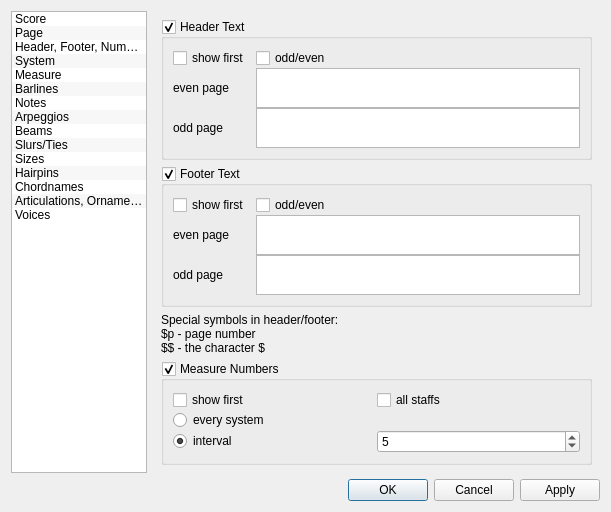
musescore/musescore-old, file mscore/mscore/editstyle.ui: the form before one commit.
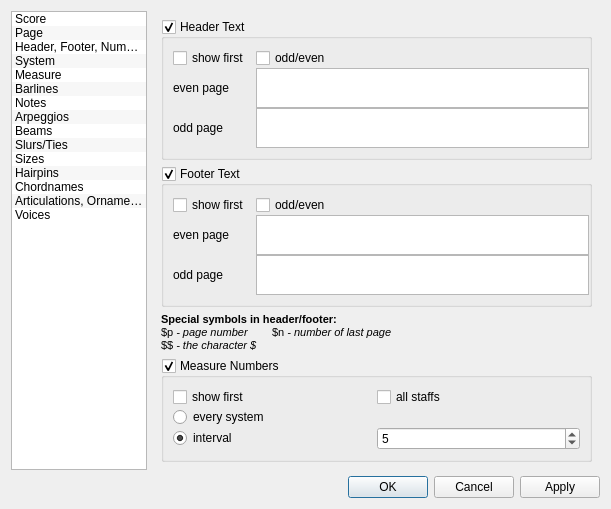
The form after the commit. Icons and pictures are not drawn.

The edit to the form file:
```diff
--- a/mscore/mscore/editstyle.ui
+++ b/mscore/mscore/editstyle.ui
@@ -748,6 +748,9 @@
           <bool>true</bool>
          </property>
          <layout class="QGridLayout" name="gridLayout_5">
+          <property name="rightMargin">
+           <number>0</number>
+          </property>
           <property name="verticalSpacing">
            <number>0</number>
           </property>
@@ -838,6 +841,9 @@
           <bool>true</bool>
          </property>
          <layout class="QGridLayout" name="gridLayout_6">
+          <property name="rightMargin">
+           <number>0</number>
+          </property>
           <property name="verticalSpacing">
            <number>0</number>
           </property>
@@ -899,9 +905,9 @@
 &lt;html&gt;&lt;head&gt;&lt;meta name=&quot;qrichtext&quot; content=&quot;1&quot; /&gt;&lt;style type=&quot;text/css&quot;&gt;
 p, li { white-space: pre-wrap; }
 &lt;/style&gt;&lt;/head&gt;&lt;body style=&quot; font-family:'Sans Serif'; font-size:9pt; font-weight:400; font-style:normal;&quot;&gt;
-&lt;p style=&quot; margin-top:0px; margin-bottom:0px; margin-left:0px; margin-right:0px; -qt-block-indent:0; text-indent:0px;&quot;&gt;Special symbols in header/footer:&lt;/p&gt;
-&lt;p style=&quot; margin-top:0px; margin-bottom:0px; margin-left:0px; margin-right:0px; -qt-block-indent:0; text-indent:0px;&quot;&gt;$p - page number&lt;/p&gt;
-&lt;p style=&quot; margin-top:0px; margin-bottom:0px; margin-left:0px; margin-right:0px; -qt-block-indent:0; text-indent:0px;&quot;&gt;$$ - the character $&lt;/p&gt;&lt;/body&gt;&lt;/html&gt;</string>
+&lt;p style=&quot; margin-top:0px; margin-bottom:0px; margin-left:0px; margin-right:0px; -qt-block-indent:0; text-indent:0px;&quot;&gt;&lt;span style=&quot; font-size:8pt; font-weight:600;&quot;&gt;Special symbols in header/footer:&lt;/span&gt;&lt;/p&gt;
+&lt;p style=&quot; margin-top:0px; margin-bottom:0px; margin-left:0px; margin-right:0px; -qt-block-indent:0; text-indent:0px;&quot;&gt;&lt;span style=&quot; font-size:8pt;&quot;&gt;$p &lt;/span&gt;&lt;span style=&quot; font-size:8pt; font-style:italic;&quot;&gt;- page number        &lt;/span&gt;&lt;span style=&quot; font-size:8pt;&quot;&gt;$n&lt;/span&gt;&lt;span style=&quot; font-size:8pt; font-style:italic;&quot;&gt; - number of last page&lt;/span&gt;&lt;/p&gt;
+&lt;p style=&quot; margin-top:0px; margin-bottom:0px; margin-left:0px; margin-right:0px; -qt-block-indent:0; text-indent:0px;&quot;&gt;&lt;span style=&quot; font-size:8pt;&quot;&gt;$$&lt;/span&gt;&lt;span style=&quot; font-size:8pt; font-style:italic;&quot;&gt; - the character $&lt;/span&gt;&lt;/p&gt;&lt;/body&gt;&lt;/html&gt;</string>
          </property>
          <property name="textFormat">
           <enum>Qt::RichText</enum>
```
